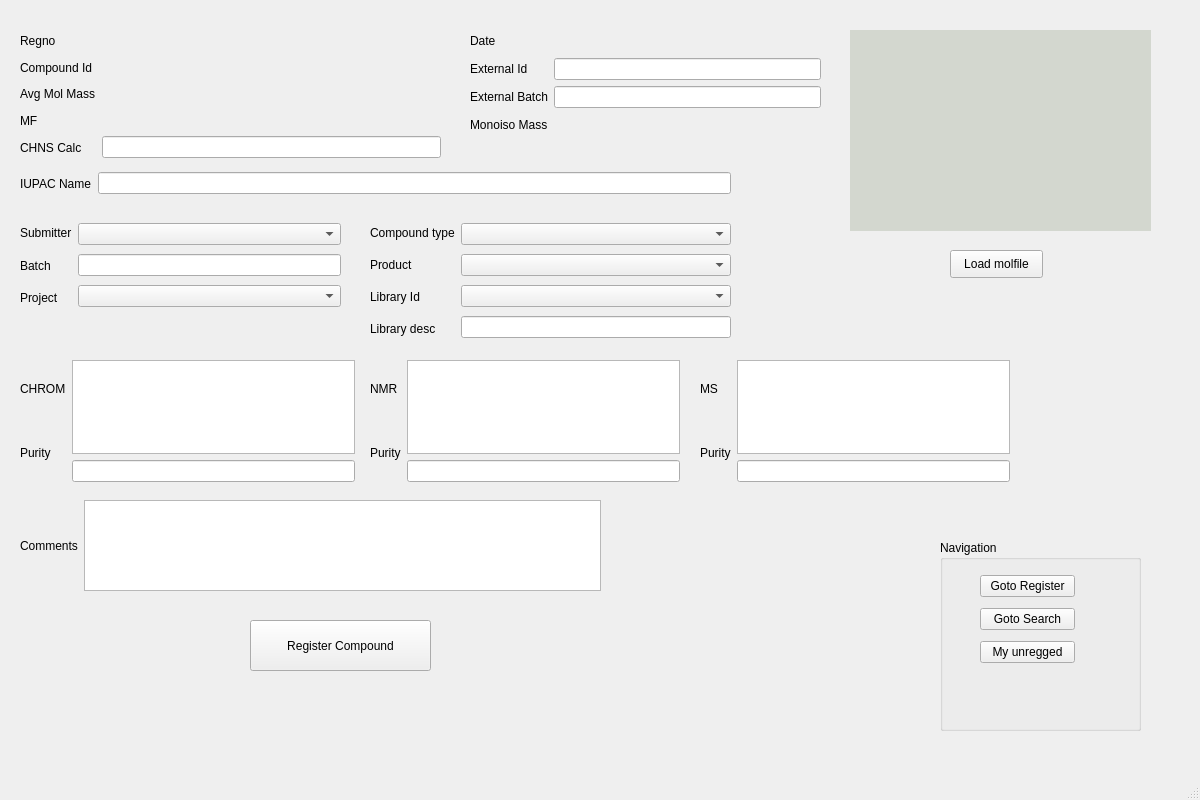
Before: the Qt Designer form chemReg/regchem.ui in dahlbma/scarab_tornado, drawn with Qt 5.
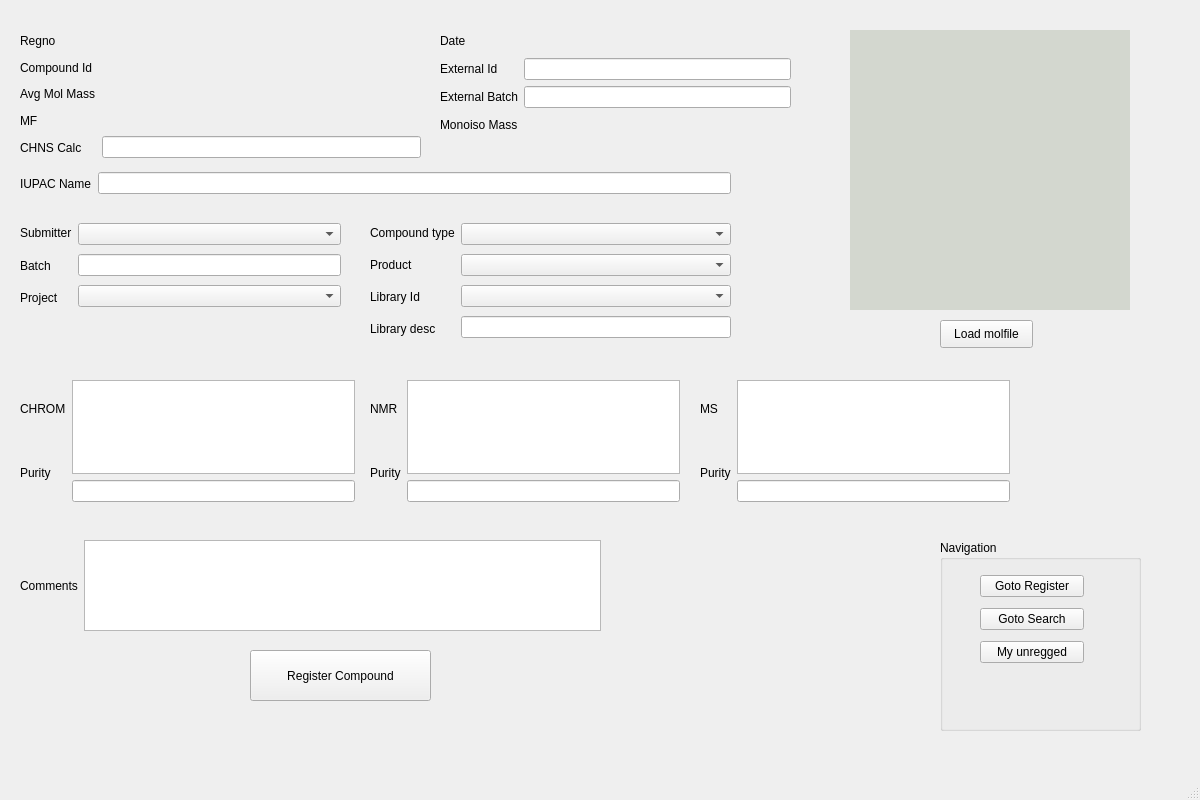
After: the same form once the commit is applied.

```diff
--- a/chemReg/regchem.ui
+++ b/chemReg/regchem.ui
@@ -22,8 +22,8 @@
      <rect>
       <x>850</x>
       <y>30</y>
-      <width>301</width>
-      <height>201</height>
+      <width>280</width>
+      <height>280</height>
      </rect>
     </property>
     <property name="styleSheet">
@@ -37,7 +37,7 @@
     <property name="geometry">
      <rect>
       <x>250</x>
-      <y>620</y>
+      <y>650</y>
       <width>181</width>
       <height>51</height>
      </rect>
@@ -50,7 +50,7 @@
     <property name="geometry">
      <rect>
       <x>20</x>
-      <y>500</y>
+      <y>540</y>
       <width>581</width>
       <height>91</height>
      </rect>
@@ -71,7 +71,7 @@
    <widget class="QWidget" name="layoutWidget">
     <property name="geometry">
      <rect>
-      <x>470</x>
+      <x>440</x>
       <y>30</y>
       <width>351</width>
       <height>106</height>
@@ -141,7 +141,7 @@
      <rect>
       <x>20</x>
       <y>30</y>
-      <width>421</width>
+      <width>401</width>
       <height>128</height>
      </rect>
     </property>
@@ -361,7 +361,7 @@
     <property name="geometry">
      <rect>
       <x>20</x>
-      <y>360</y>
+      <y>380</y>
       <width>335</width>
       <height>122</height>
      </rect>
@@ -401,7 +401,7 @@
     <property name="geometry">
      <rect>
       <x>370</x>
-      <y>360</y>
+      <y>380</y>
       <width>310</width>
       <height>122</height>
      </rect>
@@ -441,7 +441,7 @@
     <property name="geometry">
      <rect>
       <x>700</x>
-      <y>360</y>
+      <y>380</y>
       <width>310</width>
       <height>122</height>
      </rect>
@@ -480,8 +480,8 @@
    <widget class="QPushButton" name="loadmol_btn">
     <property name="geometry">
      <rect>
-      <x>950</x>
-      <y>250</y>
+      <x>940</x>
+      <y>320</y>
       <width>93</width>
       <height>28</height>
      </rect>
@@ -507,7 +507,7 @@
       <rect>
        <x>40</x>
        <y>30</y>
-       <width>95</width>
+       <width>104</width>
        <height>100</height>
       </rect>
      </property>
```
Left out of the diff: 2 changed lines with no effect on the pictures.
